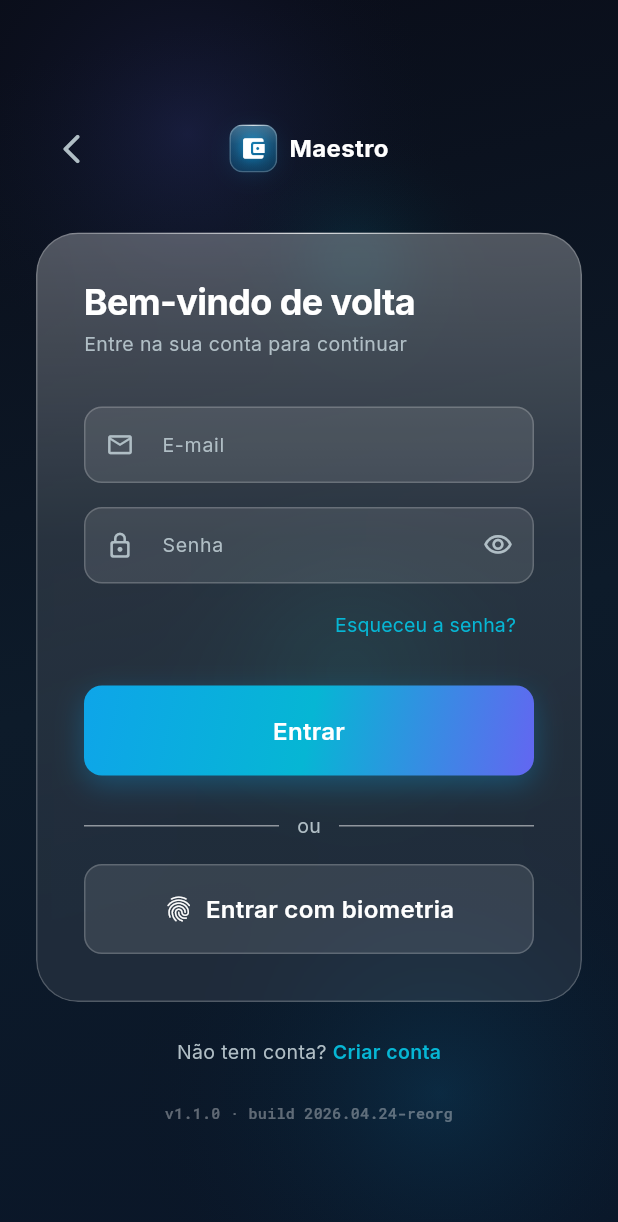
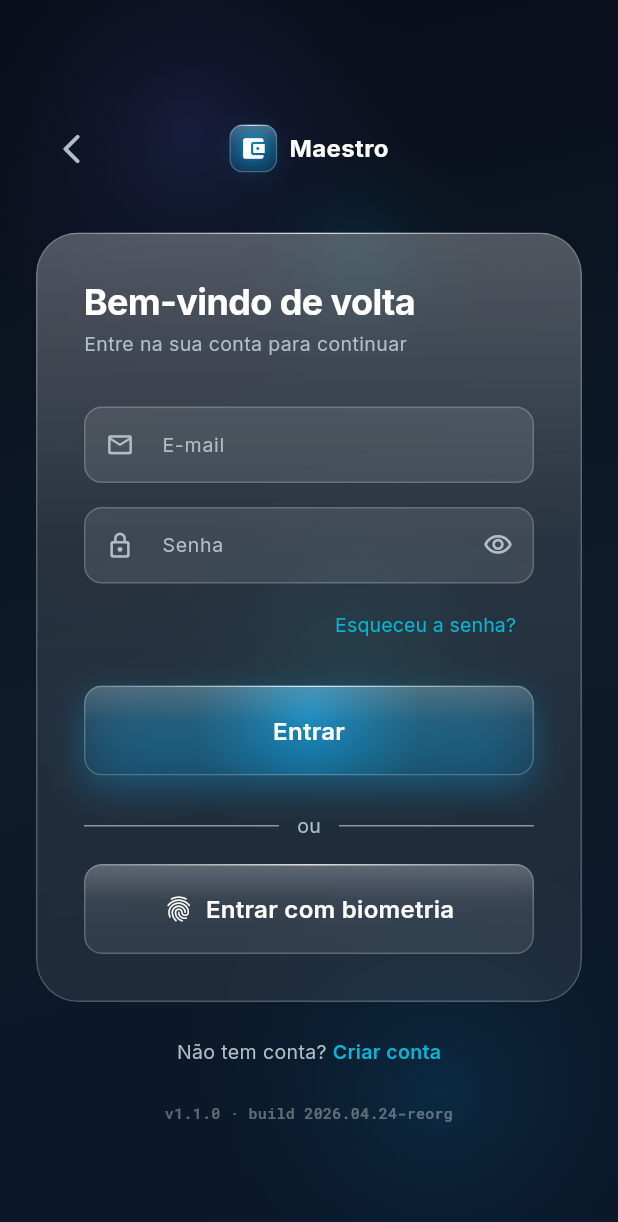
Before and after one commit to devchave/MaestroFinancas, a Flutter app: the LoginScreen screen opened by its route, on a phone screen of 412 x 824 dp. Shown: the top 1222 px of the screen. Run offline on Flutter 3.47's test engine with Material 3 defaults, Android fonts, the phone set to English and light mode, and no system bars; drawn by our look-alikes of flutter_animate; our stand-ins replace go_router, google_fonts.

Commit message:
Redesign AppButton and StatusChip for Liquid Glass
AppButton:
- Primary: LiquidGlass with strong accent1 tint (1.4x strength) instead
  of flat gradient — button looks like colored frosted glass
- Secondary: neutral LiquidGlass (clear frost, no tint)
- Ghost: unchanged (no background)

StatusChip:
- Added subtle top rim highlight for visual consistency with the
  liquid glass language — lightweight (no BackdropFilter in chips
  since they're small and numerous on filter bars)

https://claude.ai/code/session_011YfDwKA5sEXCSYcbTsZePf

```diff
--- a/app/lib/widgets/app_ui.dart
+++ b/app/lib/widgets/app_ui.dart
@@ -75,28 +75,30 @@ class AppButton extends StatelessWidget {
           opacity: disabled ? 0.5 : 1,
           child: DecoratedBox(
             decoration: BoxDecoration(
-              gradient: const LinearGradient(
-                colors: AppColors.accentGradient,
-                begin: Alignment.topLeft,
-                end: Alignment.bottomRight,
-              ),
               borderRadius: BorderRadius.circular(AppRadius.md),
               boxShadow: disabled
                   ? null
                   : [
                       BoxShadow(
-                        color: AppColors.accent1.withValues(alpha: 0.3),
-                        blurRadius: 16,
-                        offset: const Offset(0, 6),
+                        color: AppColors.accent1.withValues(alpha: 0.35),
+                        blurRadius: 20,
+                        offset: const Offset(0, 8),
                       ),
                     ],
             ),
+            child: LiquidGlass(
+              tint: AppColors.accent1,
+              tintStrength: 1.4,
+              radius: AppRadius.md,
+              blur: 16,
               child: Material(
                 color: Colors.transparent,
                 child: InkWell(
                   onTap: disabled ? null : onPressed,
                   borderRadius: BorderRadius.circular(AppRadius.md),
-                child: Padding(padding: padding, child: Center(child: inner)),
+                  child:
+                      Padding(padding: padding, child: Center(child: inner)),
+                ),
               ),
             ),
           ),
@@ -105,18 +107,16 @@ class AppButton extends StatelessWidget {
       case AppButtonVariant.secondary:
         return Opacity(
           opacity: disabled ? 0.5 : 1,
-          child: DecoratedBox(
-            decoration: BoxDecoration(
-              color: AppColors.glassWhite,
-              borderRadius: BorderRadius.circular(AppRadius.md),
-              border: Border.all(color: AppColors.glassBorder),
-            ),
+          child: LiquidGlass(
+            radius: AppRadius.md,
+            blur: 14,
             child: Material(
               color: Colors.transparent,
               child: InkWell(
                 onTap: disabled ? null : onPressed,
                 borderRadius: BorderRadius.circular(AppRadius.md),
-                child: Padding(padding: padding, child: Center(child: inner)),
+                child:
+                    Padding(padding: padding, child: Center(child: inner)),
               ),
             ),
           ),
@@ -333,7 +333,9 @@ class StatusChip extends StatelessWidget {
       ],
     );
 
-    final chip = Container(
+    final chip = ClipRRect(
+      borderRadius: BorderRadius.circular(AppRadius.pill),
+      child: Container(
         padding: const EdgeInsets.symmetric(
             horizontal: AppSpacing.smd, vertical: 7),
         decoration: BoxDecoration(
@@ -341,7 +343,30 @@ class StatusChip extends StatelessWidget {
           borderRadius: BorderRadius.circular(AppRadius.pill),
           border: Border.all(color: border, width: selected ? 1.2 : 1),
         ),
-      child: inner,
+        child: Stack(
+          children: [
+            // Rim sutil no topo (consistência com Liquid Glass)
+            Positioned(
+              top: 0,
+              left: AppSpacing.smd,
+              right: AppSpacing.smd,
+              child: Container(
+                height: 1,
+                decoration: BoxDecoration(
+                  gradient: LinearGradient(
+                    colors: [
+                      Colors.white.withValues(alpha: 0),
+                      Colors.white.withValues(alpha: selected ? 0.5 : 0.3),
+                      Colors.white.withValues(alpha: 0),
+                    ],
+                  ),
+                ),
+              ),
+            ),
+            inner,
+          ],
+        ),
+      ),
     );
 
     return onTap == null
```
Lines whose indentation alone changed are shown as unchanged.
